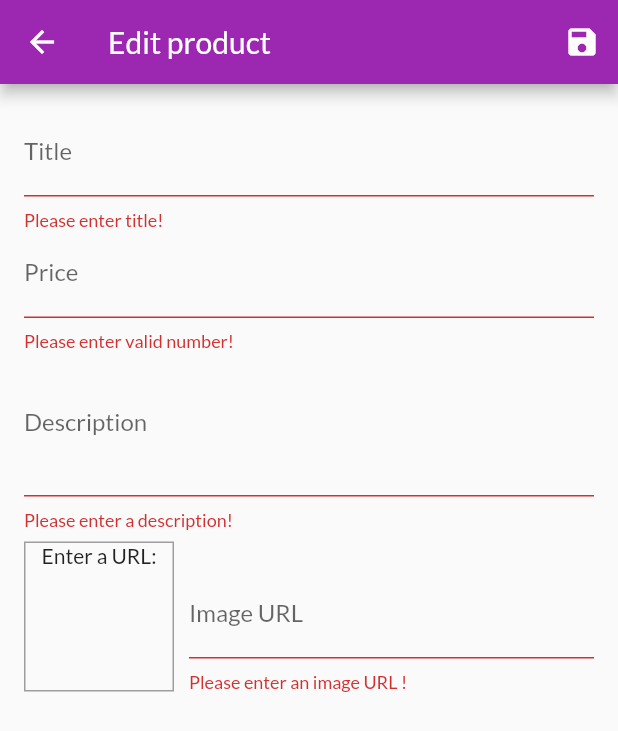
After one commit to danghoanguet/shop_app, a Flutter app: the EditProductScreen screen opened by its route, after a tap on the "save" icon, on a phone screen of 412 x 824 dp. The commit adds this screen. Shown: the top 731 px of the screen. Run offline on Flutter 3.47's test engine with Material 2 defaults, Android fonts, the phone set to English and light mode, and no system bars; network calls fail.

Commit message:
edit add delete prodcut, working with Form

```diff
--- a/lib/main.dart
+++ b/lib/main.dart
@@ -4,9 +4,11 @@ import 'package:shop_app/providers/cart_provider.dart';
 import 'package:shop_app/providers/order_provider.dart';
 import 'package:shop_app/providers/product_provider.dart';
 import 'package:shop_app/screens/cart_screen.dart';
+import 'package:shop_app/screens/edit_product_screen.dart';
 import 'package:shop_app/screens/order_screen.dart';
 import 'package:shop_app/screens/product_details_screen.dart';
 import 'package:shop_app/screens/product_overview_screen.dart';
+import 'package:shop_app/screens/user_product_screen.dart';
 
 void main() => runApp(MyApp());
 
@@ -32,6 +34,8 @@ class MyApp extends StatelessWidget {
           ProducDetailsScreen.routeName: (context) => ProducDetailsScreen(),
           CartScreen.routeName: (context) => CartScreen(),
           OrderScreen.routeName: (context) => OrderScreen(),
+          UserProductScreen.routeName: (context) => UserProductScreen(),
+          EditProductScreen.routeName: (context) => EditProductScreen(),
         },
       ),
     );
--- a/lib/providers/product.dart
+++ b/lib/providers/product.dart
@@ -6,14 +6,15 @@ class Product with ChangeNotifier {
   final String description;
   final String imageUrl;
   final double price;
-  bool isFavorite = false;
+  bool isFavorite;
 
   Product(
       {required this.id,
       required this.title,
       required this.description,
       required this.imageUrl,
-      required this.price});
+      required this.price,
+      this.isFavorite = false});
 
   void toggleFavorite() {
     isFavorite = !isFavorite;
--- a/lib/providers/product_provider.dart
+++ b/lib/providers/product_provider.dart
@@ -48,4 +48,26 @@ class ProductProvider with ChangeNotifier {
   Product findById(String id) {
     return _items.firstWhere((product) => product.id == id);
   }
+
+  void addProduct(Product product) {
+    final newProduct = Product(
+        id: DateTime.now().toString(),
+        title: product.title,
+        description: product.description,
+        imageUrl: product.imageUrl,
+        price: product.price);
+    _items.add(newProduct);
+    notifyListeners();
+  }
+
+  void updateProduct(String id, Product newProduct) {
+    final proIndex = _items.indexWhere((element) => element.id == id);
+    _items[proIndex] = newProduct;
+    notifyListeners();
+  }
+
+  void deleteProduct(String id) {
+    _items.removeWhere((element) => element.id == id);
+    notifyListeners();
+  }
 }
--- /dev/null
+++ b/lib/screens/edit_product_screen.dart
@@ -0,0 +1,246 @@
+import 'package:flutter/material.dart';
+import 'package:provider/provider.dart';
+import 'package:shop_app/providers/product.dart';
+import 'package:shop_app/providers/product_provider.dart';
+
+class EditProductScreen extends StatefulWidget {
+  const EditProductScreen({Key? key}) : super(key: key);
+
+  static const routeName = '/edit-product';
+
+  @override
+  State<EditProductScreen> createState() => _EditProductScreenState();
+}
+
+class _EditProductScreenState extends State<EditProductScreen> {
+  final _imageController = TextEditingController();
+  final _imageUrlFocusNode = FocusNode();
+  final _form = GlobalKey<FormState>();
+  bool isInit = false;
+  var _initValues = {
+    'title': '',
+    'description': '',
+    'price': '',
+    // 'imageUrl': '',
+  };
+  Product _editedProduct =
+      Product(id: '', title: '', description: '', imageUrl: '', price: 0);
+
+  @override
+  void dispose() {
+    // TODO: implement dispose
+    _imageUrlFocusNode.removeListener(_updateImageUrl);
+    _imageController.dispose();
+    _imageUrlFocusNode.dispose();
+
+    super.dispose();
+  }
+
+  @override
+  void didChangeDependencies() {
+    // TODO: implement didChangeDependencies
+    if (isInit) {
+      final productId = ModalRoute.of(context)?.settings.arguments;
+      if (productId != null) {
+        _editedProduct = Provider.of<ProductProvider>(context, listen: false)
+            .findById(productId as String);
+        _initValues['title'] = _editedProduct.title;
+        _initValues['description'] = _editedProduct.description;
+        _initValues['price'] = _editedProduct.price.toString();
+        _imageController.text = _editedProduct.imageUrl;
+      }
+    }
+
+    isInit = false;
+    super.didChangeDependencies();
+  }
+
+  @override
+  void initState() {
+    // TODO: implement initState
+    _imageUrlFocusNode.addListener(_updateImageUrl);
+    isInit = true;
+    super.initState();
+  }
+
+  void _updateImageUrl() {
+    if (!_imageUrlFocusNode.hasFocus) {
+      setState(() {});
+    }
+  }
+
+  void _saveForm() {
+    final isValid = _form.currentState!.validate();
+    if (!isValid) {
+      return;
+    }
+    _form.currentState?.save();
+    if (_editedProduct.id.isEmpty) {
+      Provider.of<ProductProvider>(context, listen: false)
+          .addProduct(_editedProduct);
+      Navigator.of(context).pop();
+    } else {
+      Provider.of<ProductProvider>(context, listen: false)
+          .updateProduct(_editedProduct.id, _editedProduct);
+      Navigator.of(context).pop();
+    }
+  }
+
+  @override
+  Widget build(BuildContext context) {
+    return Scaffold(
+      appBar: AppBar(
+        title: Text('Edit product'),
+        actions: [IconButton(onPressed: _saveForm, icon: Icon(Icons.save))],
+      ),
+      body: Form(
+          key: _form,
+          child: SingleChildScrollView(
+            child: Padding(
+              padding: EdgeInsets.all(16),
+              child: Column(
+                children: [
+                  TextFormField(
+                    initialValue: _initValues['title'],
+                    decoration: InputDecoration(
+                      labelText: 'Title',
+                    ),
+                    textInputAction: TextInputAction.next,
+                    onSaved: (value) {
+                      _editedProduct = Product(
+                          id: _editedProduct.id,
+                          title: value!,
+                          description: _editedProduct.description,
+                          imageUrl: _editedProduct.imageUrl,
+                          price: _editedProduct.price,
+                          isFavorite: _editedProduct.isFavorite);
+                    },
+                    validator: (value) {
+                      if (value == null || value.isEmpty) {
+                        return 'Please enter title!';
+                      }
+                      return null;
+                    },
+                  ),
+                  TextFormField(
+                    initialValue: _initValues['price'] as String,
+                    decoration: InputDecoration(
+                      labelText: 'Price',
+                    ),
+                    keyboardType: TextInputType.numberWithOptions(
+                        decimal: true, signed: true),
+                    textInputAction: TextInputAction.next,
+                    onSaved: (value) {
+                      _editedProduct = Product(
+                          id: _editedProduct.id,
+                          title: _editedProduct.title,
+                          description: _editedProduct.description,
+                          imageUrl: _editedProduct.imageUrl,
+                          price: double.parse(value!),
+                          isFavorite: _editedProduct.isFavorite);
+                    },
+                    validator: (value) {
+                      if (value!.isEmpty ||
+                          // double.tryParse(value!) == null &&
+                          double.tryParse(value) == null ||
+                          double.parse(value) <= 0) {
+                        return 'Please enter valid number! ';
+                      }
+                      return null;
+                    },
+                  ),
+                  TextFormField(
+                    initialValue: _initValues['description'],
+                    decoration: InputDecoration(
+                      labelText: 'Description',
+                    ),
+                    maxLines: 3,
+                    keyboardType: TextInputType.multiline,
+                    onSaved: (value) {
+                      _editedProduct = Product(
+                          id: _editedProduct.id,
+                          title: _editedProduct.title,
+                          description: value!,
+                          imageUrl: _editedProduct.imageUrl,
+                          price: _editedProduct.price,
+                          isFavorite: _editedProduct.isFavorite);
+                    },
+                    validator: (value) {
+                      if (value!.isEmpty) {
+                        return 'Please enter a description!';
+                      }
+                      if (value.length < 10) {
+                        return 'Should be atleast 10 characters !';
+                      }
+                      return null;
+                    },
+                  ),
+                  Row(
+                    crossAxisAlignment: CrossAxisAlignment.end,
+                    children: [
+                      Container(
+                        width: 100,
+                        height: 100,
+                        margin: EdgeInsets.only(top: 8, right: 10),
+                        decoration: BoxDecoration(
+                          border: Border.all(width: 1, color: Colors.grey),
+                        ),
+                        child: _imageController.text.isEmpty
+                            ? Text(
+                                'Enter a URL: ',
+                                textAlign: TextAlign.center,
+                              )
+                            : FittedBox(
+                                child: Image.network(
+                                  _imageController.text,
+                                  fit: BoxFit.cover,
+                                ),
+                              ),
+                      ),
+                      Expanded(
+                        child: TextFormField(
+                          decoration: InputDecoration(
+                            labelText: 'Image URL',
+                          ),
+                          keyboardType: TextInputType.url,
+                          textInputAction: TextInputAction.done,
+                          controller: _imageController,
+                          onEditingComplete: () {
+                            setState(() {});
+                          },
+                          focusNode: _imageUrlFocusNode,
+                          onFieldSubmitted: (_) {
+                            _saveForm();
+                          },
+                          onSaved: (value) {
+                            _editedProduct = Product(
+                                id: _editedProduct.id,
+                                title: _editedProduct.title,
+                                description: _editedProduct.description,
+                                imageUrl: value!,
+                                price: _editedProduct.price,
+                                isFavorite: _editedProduct.isFavorite);
+                          },
+                          validator: (value) {
+                            if (value!.isEmpty) {
+                              return 'Please enter an image URL !';
+                            }
+                            if ((!value.startsWith('http') ||
+                                    !value.startsWith('https')) &&
+                                (!value.endsWith('.png') ||
+                                    !value.endsWith('.jpg'))) {
+                              return 'Please enter a valid URL';
+                            }
+                            return null;
+                          },
+                        ),
+                      ),
+                    ],
+                  ),
+                ],
+              ),
+            ),
+          )),
+    );
+  }
+}
--- a/lib/widgets/app_draw.dart
+++ b/lib/widgets/app_draw.dart
@@ -1,5 +1,6 @@
 import 'package:flutter/material.dart';
 import 'package:shop_app/screens/order_screen.dart';
+import 'package:shop_app/screens/user_product_screen.dart';
 
 class AppDraw extends StatelessWidget {
   const AppDraw({Key? key}) : super(key: key);
@@ -23,6 +24,12 @@ class AppDraw extends StatelessWidget {
           title: Text('Orders'),
           onTap: () =>
               Navigator.of(context).pushReplacementNamed(OrderScreen.routeName),
+        ),
+        ListTile(
+          leading: Icon(Icons.edit),
+          title: Text('Manage Products'),
+          onTap: () => Navigator.of(context)
+              .pushReplacementNamed(UserProductScreen.routeName),
         )
       ]),
     );
--- a/lib/widgets/product_grid.dart
+++ b/lib/widgets/product_grid.dart
@@ -10,7 +10,7 @@ class ProductGrid extends StatelessWidget {
   @override
   Widget build(BuildContext context) {
     final productsProvider =
-        Provider.of<ProductProvider>(context, listen: false);
+        Provider.of<ProductProvider>(context, listen: true);
     final product =
         showFavorites ? productsProvider.favoriteItems : productsProvider.items;
     //final testProducts = context.read<ProductProvider>().items;
```
Also changed, not shown: lib/providers/cart_provider.dart (+17 -0 lines), lib/screens/user_product_screen.dart (added, +45 -0 lines), lib/widgets/cart_item.dart (+21 -0 lines), lib/widgets/product_item.dart (+23 -5 lines), lib/widgets/user_product_item.dart (added, +55 -0 lines).
